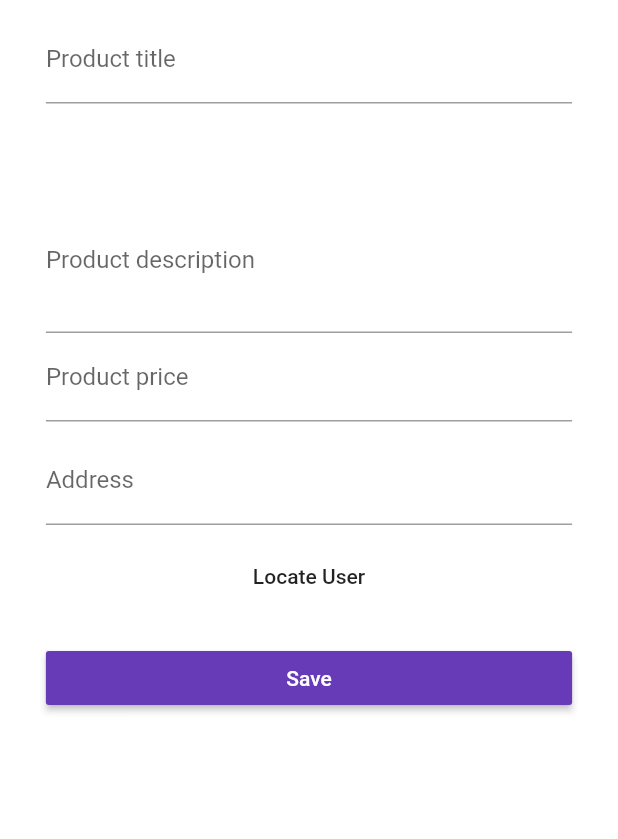
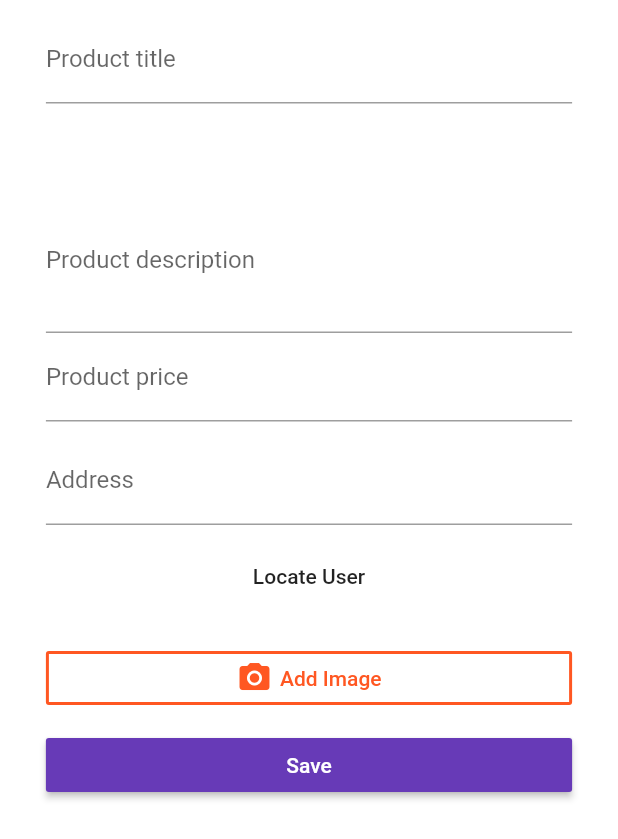
Before and after one commit to mrimran/FlutterApps, a Flutter app: the ProductEditPage screen opened directly, on a phone screen of 412 x 824 dp. Shown: the top 839 px of the screen. Run offline on Flutter 3.47's test engine with Material 2 defaults, Android fonts, the phone set to English and light mode, and no system bars; our stand-ins replace image_picker, location, rxdart, shared_preferences; missing offline and left inert: map_view; accounts and stored records are empty; statements that could not run were skipped.

```diff
--- a/easy_list/lib/main.dart
+++ b/easy_list/lib/main.dart
@@ -2,7 +2,7 @@ import 'package:flutter/material.dart';
 
 //import 'package:flutter/rendering.dart';
 import 'package:scoped_model/scoped_model.dart';
-//import 'package:map_view/map_view.dart';
+import 'package:map_view/map_view.dart';
 
 import './pages/auth.dart';
 import './pages/product.dart';
@@ -13,7 +13,7 @@ import './models/product.dart';
 
 void main() {
   //debugPaintSizeEnabled = true;
-  //MapView.setApiKey('AIzaSyDp2Ed2RgWYzpfut750mb8DITmyo0afw9g');
+  MapView.setApiKey('AIzaSyDp2Ed2RgWYzpfut750mb8DITmyo0afw9g');
   runApp(MyApp());
 }
 
--- a/easy_list/lib/pages/product.dart
+++ b/easy_list/lib/pages/product.dart
@@ -76,7 +76,7 @@ class ProductPage extends StatelessWidget {
               Container(
                 padding: EdgeInsets.symmetric(horizontal: 4.0, vertical: 0),
                 child: Text(
-                  'Islamabad',
+                  product.location.address,
                   style: TextStyle(fontWeight: FontWeight.bold),
                 ),
                 alignment: Alignment.bottomRight,
--- a/easy_list/lib/pages/product_edit.dart
+++ b/easy_list/lib/pages/product_edit.dart
@@ -7,6 +7,7 @@ import 'package:easy_list/widgets/form_inputs/location.dart';
 import '../models/product.dart';
 import '../scoped_models/main.dart';
 import '../models/location_data.dart';
+import '../widgets/form_inputs/image.dart';
 
 class ProductEditPage extends StatefulWidget {
   @override
@@ -196,6 +197,8 @@ class _ProductEditPageState extends State<ProductEditPage> {
                     SizedBox(
                       height: 10.0,
                     ),
+                    ImageInput(),
+                    SizedBox(height: 10.0),
                     _buildSubmitButton(model)
                   ],
                 ))));
--- /dev/null
+++ b/easy_list/lib/widgets/form_inputs/image.dart
@@ -0,0 +1,89 @@
+import 'package:flutter/material.dart';
+import 'dart:io';
+
+import 'package:image_picker/image_picker.dart';
+
+class ImageInput extends StatefulWidget {
+  @override
+  State<StatefulWidget> createState() {
+    return ImageInputState();
+  }
+}
+
+class ImageInputState extends State<ImageInput> {
+  File _imageFile;
+
+  void _getImage(BuildContext context, ImageSource source) async {
+    File image = await ImagePicker.pickImage(source: source, maxWidth: 400.0);
+
+    Navigator.pop(context); //close the modal
+  }
+
+  void _openImagePicker(BuildContext context) {
+    final buttonColor = Theme.of(context).primaryColor;
+    showModalBottomSheet(
+        context: context,
+        builder: (BuildContext context) {
+          return Container(
+            height: 150.0,
+            padding: EdgeInsets.all(10.0),
+            child: Column(
+              children: <Widget>[
+                Text(
+                  'Pick an Image',
+                  style: TextStyle(fontWeight: FontWeight.bold),
+                ),
+                SizedBox(
+                  height: 5.0,
+                ),
+                FlatButton(
+                  onPressed: () {
+                    _getImage(context, ImageSource.camera);
+                  },
+                  child: Text('Use Camera'),
+                  textColor: buttonColor,
+                ),
+                FlatButton(
+                  onPressed: () {
+                    _getImage(context, ImageSource.gallery);
+                  },
+                  child: Text('Use Gallery'),
+                  textColor: buttonColor,
+                ),
+              ],
+            ),
+          );
+        });
+  }
+
+  @override
+  Widget build(BuildContext context) {
+    final buttonColor = Theme.of(context).primaryColor;
+    return Column(
+      children: <Widget>[
+        OutlineButton(
+          onPressed: () {
+            _openImagePicker(context);
+          },
+          borderSide: BorderSide(color: buttonColor, width: 2.0),
+          child: Row(
+            mainAxisAlignment: MainAxisAlignment.center,
+            children: <Widget>[
+              Icon(
+                Icons.camera_alt,
+                color: buttonColor,
+              ),
+              SizedBox(
+                width: 5.0,
+              ),
+              Text(
+                'Add Image',
+                style: TextStyle(color: buttonColor),
+              )
+            ],
+          ),
+        )
+      ],
+    );
+  }
+}
--- a/easy_list/lib/widgets/products/product_card.dart
+++ b/easy_list/lib/widgets/products/product_card.dart
@@ -70,7 +70,7 @@ class ProductCard extends StatelessWidget {
             height: 10.0,
           ),
           _buildTitlePriceRow(),
-          AddressTag('Islamabad'),
+          AddressTag(product.location.address),
           Text(product.userId != null ? product.userId : ''),
           _buildActionButtons(context)
         ],
```
Also changed, not shown: easy_list/lib/widgets/form_inputs/location.dart (+9 -9 lines), easy_list/pubspec.yaml (+6 -4 lines), 3 other files.
